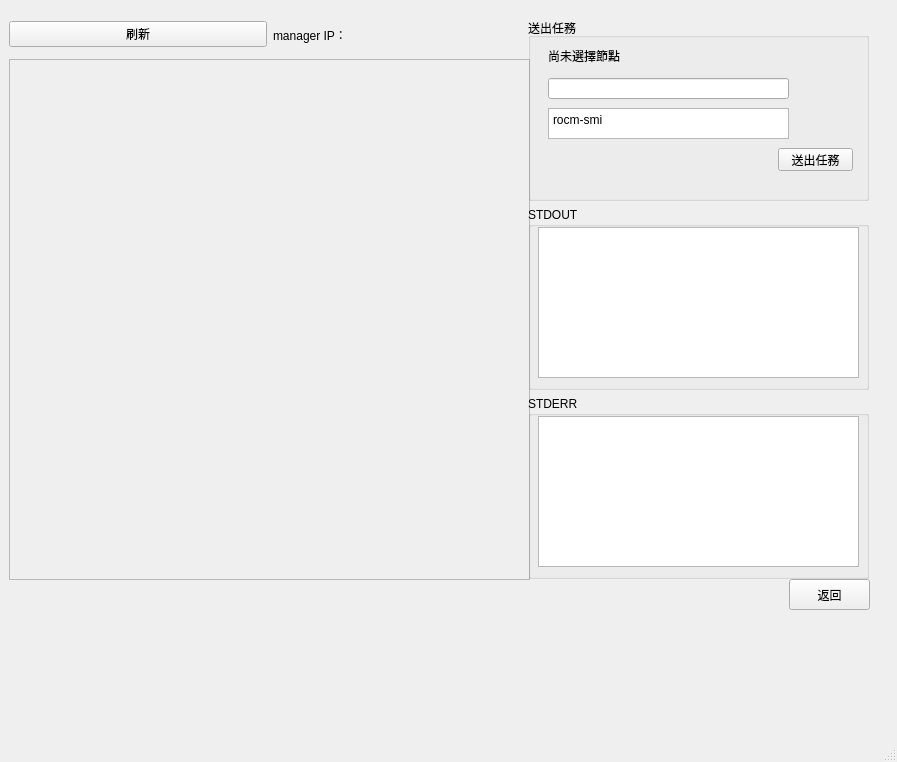
The window that GPURentalApp/mainwindow.ui (NIU-Senior-Project/QtGUI) describes before a commit, drawn with Qt 5.
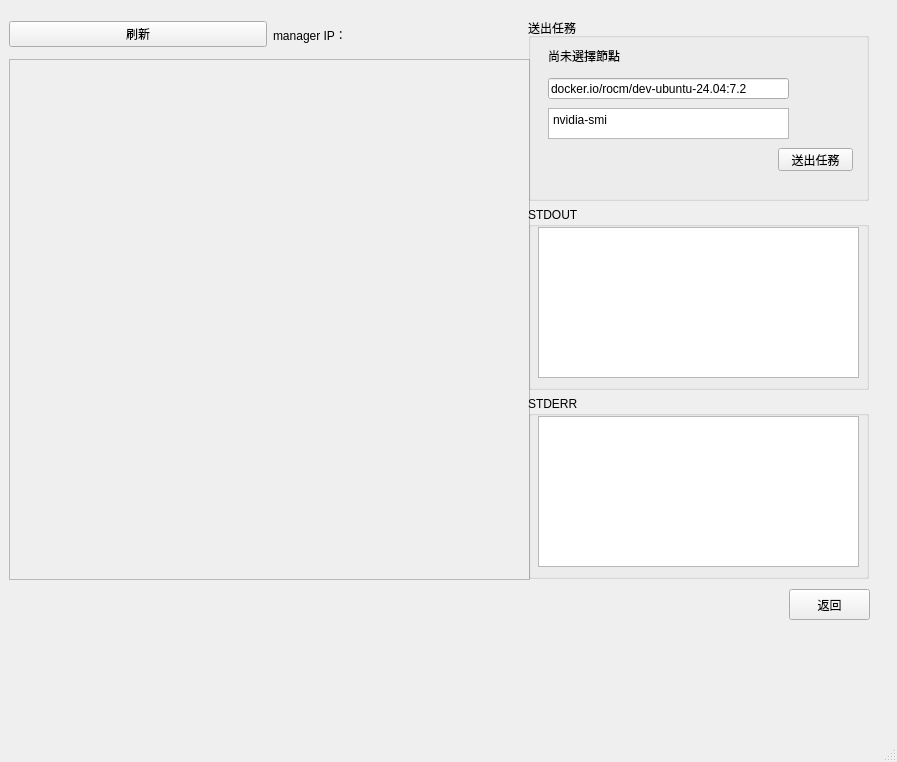
The same window after the commit. The open tabs and pages were chosen to show the change.

Commit message: 接好節點

Diff of the .ui file:
```diff
--- a/GPURentalApp/mainwindow.ui
+++ b/GPURentalApp/mainwindow.ui
@@ -105,7 +105,7 @@
         <property name="geometry">
          <rect>
           <x>780</x>
-          <y>570</y>
+          <y>580</y>
           <width>81</width>
           <height>31</height>
          </rect>
@@ -177,6 +177,12 @@
               <height>21</height>
              </rect>
             </property>
+            <property name="text">
+             <string>docker.io/rocm/dev-ubuntu-24.04:7.2</string>
+            </property>
+            <property name="placeholderText">
+             <string>docker.io/rocm/dev-ubuntu-24.04:7.2</string>
+            </property>
            </widget>
            <widget class="QPlainTextEdit" name="edit_r_script">
             <property name="geometry">
@@ -188,7 +194,7 @@
              </rect>
             </property>
             <property name="plainText">
-             <string>rocm-smi</string>
+             <string>nvidia-smi</string>
             </property>
            </widget>
            <widget class="QPushButton" name="btn_r_submit_job">
```
Left out of the diff: 6 changed lines with no effect on the pictures. The commit also changes 1 other file.
